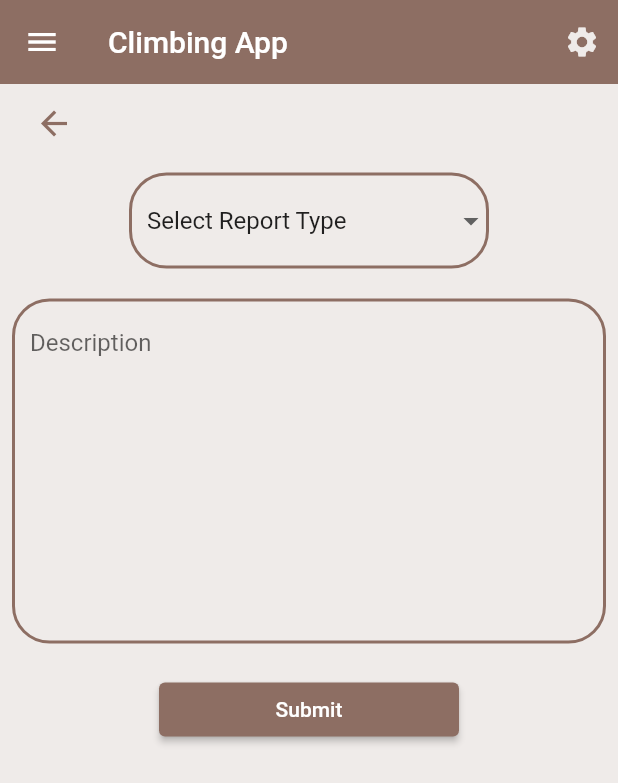
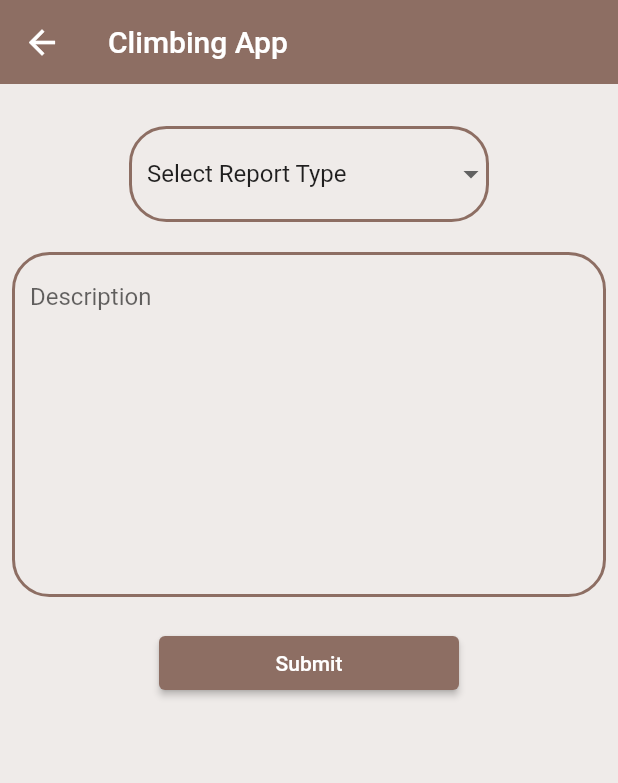
Before and after one commit to Eraaks/H6-Svendeproeve, a Flutter app: the FeedbackWidget screen opened directly, on a phone screen of 412 x 824 dp. Shown: the top 783 px of the screen. Run offline on Flutter 3.47's test engine with Material 2 defaults, Android fonts, the phone set to English and light mode, and no system bars; our stand-ins replace bottom_navy_bar, cloud_firestore, firebase_auth, firebase_core, flutter_secure_storage; accounts and stored records are empty; network calls fail.

Commit message:
Added Settings page + added Feedback page, Fixed Topbar

```diff
--- a/App/svendeproeve_klatreapp/lib/flows/app_nav_bar/widgets/nav_bar_widget.dart
+++ b/App/svendeproeve_klatreapp/lib/flows/app_nav_bar/widgets/nav_bar_widget.dart
@@ -7,6 +7,7 @@ import 'package:flutter/material.dart';
 import 'package:flutter_secure_storage/flutter_secure_storage.dart';
 import 'package:svendeproeve_klatreapp/flows/app_side_bar/app_side_bar.dart';
 import 'package:svendeproeve_klatreapp/flows/home/home_page.dart';
+import 'package:svendeproeve_klatreapp/flows/settings/settings_page.dart';
 import 'package:svendeproeve_klatreapp/flows/user/overview/user_overview_page.dart';
 import 'package:svendeproeve_klatreapp/flows/user/personal/user_personal_page.dart';
 import 'package:svendeproeve_klatreapp/flows/user/rankings/user_rankings_page.dart';
--- a/App/svendeproeve_klatreapp/lib/flows/app_top_bar/app_top_bar.dart
+++ b/App/svendeproeve_klatreapp/lib/flows/app_top_bar/app_top_bar.dart
@@ -1,16 +1,22 @@
 import 'package:flutter/material.dart';
-import 'package:flutter/widgets.dart';
 import 'package:svendeproeve_klatreapp/flows/settings/settings_page.dart';
 import 'package:svendeproeve_klatreapp/global/constants.dart';
-import 'package:svendeproeve_klatreapp/services/auth.dart';
 
-final AuthService _auth = AuthService();
+class Topbar extends StatefulWidget implements PreferredSizeWidget {
+  const Topbar({Key? key}) : super(key: key);
 
-PreferredSize reusableAppBar() {
-  return PreferredSize(
-    preferredSize: Size.fromHeight(56),
-    child: AppBar(
-      title: Text('Climbing App'),
+  @override
+  State<Topbar> createState() => _TopbarState();
+
+  @override
+  Size get preferredSize => const Size.fromHeight(56);
+}
+
+class _TopbarState extends State<Topbar> {
+  @override
+  Widget build(BuildContext context) {
+    return AppBar(
+      title: const Text('Climbing App'),
       backgroundColor: topBackgroundColor,
       elevation: 0.0,
       actions: <Widget>[
@@ -20,17 +26,15 @@ PreferredSize reusableAppBar() {
             color: mainBackgroundColor,
           ),
           onPressed: () {
-            //navigate();
+            Navigator.push(
+              context,
+              MaterialPageRoute(
+                builder: (context) => const SettingsPage(),
+              ),
+            );
           },
         ),
       ],
-    ),
-  );
+    );
+  }
 }
-
-// void navigate() {
-//   print('Navigate');
-//   navigatorKey.currentState?.push(MaterialPageRoute(
-//     builder: (context) => SettingsPage(),
-//   ));
-// }
--- a/App/svendeproeve_klatreapp/lib/flows/home/widgets/home_widget.dart
+++ b/App/svendeproeve_klatreapp/lib/flows/home/widgets/home_widget.dart
@@ -1,9 +1,7 @@
 import 'package:flutter/material.dart';
 import 'package:svendeproeve_klatreapp/flows/app_side_bar/app_side_bar.dart';
-import 'package:svendeproeve_klatreapp/flows/app_side_bar/widgets/side_bar_widget.dart';
 import 'package:svendeproeve_klatreapp/flows/app_top_bar/app_top_bar.dart';
 import 'package:svendeproeve_klatreapp/global/constants.dart';
-import 'package:svendeproeve_klatreapp/services/auth.dart';
 
 class HomeWidgets extends StatefulWidget {
   const HomeWidgets({Key? key}) : super(key: key);
@@ -26,8 +24,8 @@ class _HomeWidgetsState extends State<HomeWidgets> {
   Widget build(BuildContext context) {
     return Scaffold(
       backgroundColor: mainBackgroundColor,
-      appBar: reusableAppBar(),
-      drawer: Sidebar(),
+      appBar: const Topbar(),
+      drawer: const Sidebar(),
       body: Center(
         child: Column(
           children: <Widget>[
--- a/App/svendeproeve_klatreapp/lib/flows/moderator/overview/widgets/moderator_overview_widget.dart
+++ b/App/svendeproeve_klatreapp/lib/flows/moderator/overview/widgets/moderator_overview_widget.dart
@@ -18,7 +18,7 @@ class _ModOverviewWidgetsState extends State<ModOverviewWidgets> {
   Widget build(BuildContext context) {
     return Scaffold(
       backgroundColor: Colors.brown[50],
-      appBar: reusableAppBar(),
+      appBar: const Topbar(),
       drawer: _Sidebar,
       body: const Center(
         child: Text(
--- a/App/svendeproeve_klatreapp/lib/flows/settings/widgets/feedback_widget.dart
+++ b/App/svendeproeve_klatreapp/lib/flows/settings/widgets/feedback_widget.dart
@@ -1,6 +1,4 @@
 import 'package:flutter/material.dart';
-import 'package:svendeproeve_klatreapp/flows/app_side_bar/app_side_bar.dart';
-import 'package:svendeproeve_klatreapp/flows/app_top_bar/app_top_bar.dart';
 import 'package:svendeproeve_klatreapp/global/constants.dart';
 
 class FeedbackWidget extends StatefulWidget {
@@ -19,27 +17,26 @@ class _FeedbackWidgetState extends State<FeedbackWidget> {
   Widget build(BuildContext context) {
     return Scaffold(
       backgroundColor: Colors.brown[50],
-      appBar: reusableAppBar(),
-      drawer: const Sidebar(),
+      appBar: AppBar(
+        title: const Text('Climbing App'),
+        backgroundColor: topBackgroundColor,
+        elevation: 0.0,
+        leading: IconButton(
+          onPressed: () {
+            Navigator.pop(context);
+          },
+          icon: const Icon(
+            Icons.arrow_back,
+            size: 26,
+          ),
+        ),
+      ),
       body: Padding(
         padding: const EdgeInsets.all(8.0),
         child: SingleChildScrollView(
           child: Column(
             mainAxisAlignment: MainAxisAlignment.center,
             children: [
-              Container(
-                color: mainBackgroundColor,
-                padding: const EdgeInsets.only(top: 5, left: 15),
-                alignment: Alignment.topLeft,
-                child: GestureDetector(
-                  onTap: () => Navigator.pop(context),
-                  child: const Icon(
-                    Icons.arrow_back,
-                    size: 26,
-                    color: topBackgroundColor,
-                  ),
-                ),
-              ),
               const Center(),
               const SizedBox(height: 20),
               SizedBox(
@@ -93,11 +90,12 @@ class _FeedbackWidgetState extends State<FeedbackWidget> {
               ),
               const SizedBox(height: 20),
               SizedBox(
-                width: 200, // Set the desired width
+                width: 200,
                 child: ElevatedButton(
                   style: ElevatedButton.styleFrom(
                       backgroundColor: topBackgroundColor),
-                  child: Text('Submit'),
+                  child: const Text('Submit'),
+                  //TODO: Implement API call for feedback IF have time.
                   onPressed: () {
                     print('Submit');
                   },
--- a/App/svendeproeve_klatreapp/lib/flows/user/overview/widgets/user_overview_widget.dart
+++ b/App/svendeproeve_klatreapp/lib/flows/user/overview/widgets/user_overview_widget.dart
@@ -20,7 +20,7 @@ class _OverviewWidgetsState extends State<OverviewWidgets> {
     return MaterialApp(
       home: Scaffold(
         backgroundColor: mainBackgroundColor,
-        appBar: reusableAppBar(),
+        appBar: const Topbar(),
         drawer: const Sidebar(),
         body: Center(
           child: ListView.builder(
--- a/App/svendeproeve_klatreapp/lib/flows/user/personal/widgets/user_personal_widget.dart
+++ b/App/svendeproeve_klatreapp/lib/flows/user/personal/widgets/user_personal_widget.dart
@@ -18,7 +18,7 @@ class _PersonalWidgetsState extends State<PersonalWidgets> {
   Widget build(BuildContext context) {
     return Scaffold(
       backgroundColor: Colors.brown[50],
-      appBar: reusableAppBar(),
+      appBar: const Topbar(),
       drawer: _Sidebar,
       body: const Center(
         child: Text(
--- a/App/svendeproeve_klatreapp/lib/flows/user/rankings/widgets/user_rankings_widget.dart
+++ b/App/svendeproeve_klatreapp/lib/flows/user/rankings/widgets/user_rankings_widget.dart
@@ -38,7 +38,7 @@ class _RankingsWidgetsState extends State<RankingsWidgets> {
   Widget build(BuildContext context) {
     return Scaffold(
       backgroundColor: Colors.brown[50],
-      appBar: reusableAppBar(),
+      appBar: const Topbar(),
       drawer: Sidebar(),
       body: FutureBuilder(
         future: climbingScoreList,
--- a/App/svendeproeve_klatreapp/lib/flows/user/tips&tricks/widgets/user_exercises.widget.dart
+++ b/App/svendeproeve_klatreapp/lib/flows/user/tips&tricks/widgets/user_exercises.widget.dart
@@ -21,7 +21,7 @@ class _ExercisePageState extends State<ExercisePage> {
   Widget build(BuildContext context) {
     return Scaffold(
       backgroundColor: mainBackgroundColor,
-      appBar: reusableAppBar(),
+      appBar: const Topbar(),
       drawer: const Sidebar(),
       body: Column(
         children: [
--- a/App/svendeproeve_klatreapp/lib/flows/user/tips&tricks/widgets/user_grips_widget.dart
+++ b/App/svendeproeve_klatreapp/lib/flows/user/tips&tricks/widgets/user_grips_widget.dart
@@ -13,7 +13,7 @@ class GripPage extends StatelessWidget {
   Widget build(BuildContext context) {
     return Scaffold(
       backgroundColor: mainBackgroundColor,
-      appBar: reusableAppBar(),
+      appBar: const Topbar(),
       drawer: const Sidebar(),
       body: Column(
         children: [
--- a/App/svendeproeve_klatreapp/lib/flows/user/tips&tricks/widgets/user_selected_exercise_widget.dart
+++ b/App/svendeproeve_klatreapp/lib/flows/user/tips&tricks/widgets/user_selected_exercise_widget.dart
@@ -43,7 +43,7 @@ class _SelectedExercisePageState extends State<SelectedExercisePage> {
   Widget build(BuildContext context) {
     return Scaffold(
       backgroundColor: mainBackgroundColor,
-      appBar: reusableAppBar(),
+      appBar: const Topbar(),
       drawer: const Sidebar(),
       body: Column(
         children: [
--- a/App/svendeproeve_klatreapp/lib/flows/user/tips&tricks/widgets/user_tips_tricks_widget.dart
+++ b/App/svendeproeve_klatreapp/lib/flows/user/tips&tricks/widgets/user_tips_tricks_widget.dart
@@ -27,7 +27,7 @@ class _TipsTricksWidgetsState extends State<TipsTricksWidgets> {
   Widget build(BuildContext context) {
     return Scaffold(
       backgroundColor: mainBackgroundColor,
-      appBar: reusableAppBar(),
+      appBar: const Topbar(),
       drawer: const Sidebar(),
       body: Column(
         children: [
```
Also changed, not shown: App/svendeproeve_klatreapp/lib/flows/settings/widgets/settings_widget.dart (+19 -11 lines).
